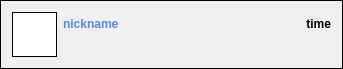
Old version of the form messagewidget.ui in the repository nillerusr/qVK.
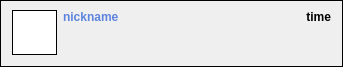
New version of the form. Icons and pictures are not drawn. Custom widgets are drawn as their Qt base class.

Diff of the .ui file:
```diff
--- a/messagewidget.ui
+++ b/messagewidget.ui
@@ -26,6 +26,12 @@
    <enum>QFrame::Box</enum>
   </property>
   <layout class="QHBoxLayout" name="horizontalLayout">
+   <property name="spacing">
+    <number>6</number>
+   </property>
+   <property name="topMargin">
+    <number>9</number>
+   </property>
    <item alignment="Qt::AlignTop">
     <widget class="QLabel" name="photo">
      <property name="minimumSize">
@@ -58,14 +64,32 @@
     </widget>
    </item>
    <item>
-    <layout class="QVBoxLayout" name="verticalLayout_3">
+    <layout class="QVBoxLayout" name="verticalLayout_3" stretch="0,0">
      <property name="spacing">
       <number>0</number>
      </property>
      <item>
       <layout class="QHBoxLayout" name="horizontalLayout_3">
-       <item>
+       <property name="spacing">
+        <number>0</number>
+       </property>
+       <property name="sizeConstraint">
+        <enum>QLayout::SetMinimumSize</enum>
+       </property>
+       <property name="topMargin">
+        <number>0</number>
+       </property>
+       <property name="bottomMargin">
+        <number>0</number>
+       </property>
+       <item alignment="Qt::AlignTop">
         <widget class="QLabel" name="nickname">
+         <property name="sizePolicy">
+          <sizepolicy hsizetype="Preferred" vsizetype="Minimum">
+           <horstretch>0</horstretch>
+           <verstretch>0</verstretch>
+          </sizepolicy>
+         </property>
          <property name="font">
           <font>
            <weight>75</weight>
@@ -75,13 +99,31 @@
          <property name="styleSheet">
           <string notr="true">QLabel{color: rgb(93, 132, 222);}</string>
          </property>
+         <property name="lineWidth">
+          <number>1</number>
+         </property>
          <property name="text">
           <string>nickname</string>
          </property>
+         <property name="textFormat">
+          <enum>Qt::AutoText</enum>
+         </property>
+         <property name="scaledContents">
+          <bool>false</bool>
+         </property>
+         <property name="alignment">
+          <set>Qt::AlignLeading|Qt::AlignLeft|Qt::AlignTop</set>
+         </property>
         </widget>
        </item>
-       <item>
+       <item alignment="Qt::AlignTop">
         <widget class="QLabel" name="datetime">
+         <property name="sizePolicy">
+          <sizepolicy hsizetype="Preferred" vsizetype="Minimum">
+           <horstretch>0</horstretch>
+           <verstretch>0</verstretch>
+          </sizepolicy>
+         </property>
          <property name="font">
           <font>
            <weight>75</weight>
@@ -92,7 +134,10 @@
           <string>time</string>
          </property>
          <property name="alignment">
-          <set>Qt::AlignRight|Qt::AlignTrailing|Qt::AlignVCenter</set>
+          <set>Qt::AlignRight|Qt::AlignTop|Qt::AlignTrailing</set>
+         </property>
+         <property name="indent">
+          <number>-1</number>
          </property>
         </widget>
        </item>
@@ -100,8 +145,27 @@
      </item>
      <item>
       <layout class="QVBoxLayout" name="verticalLayout">
-       <item>
-        <widget class="WLabel" name="message" native="true"/>
+       <property name="spacing">
+        <number>0</number>
+       </property>
+       <property name="topMargin">
+        <number>0</number>
+       </property>
+       <item alignment="Qt::AlignTop">
+        <widget class="WLabel" name="message" native="true">
+         <property name="sizePolicy">
+          <sizepolicy hsizetype="Preferred" vsizetype="Preferred">
+           <horstretch>0</horstretch>
+           <verstretch>0</verstretch>
+          </sizepolicy>
+         </property>
+         <property name="minimumSize">
+          <size>
+           <width>0</width>
+           <height>27</height>
+          </size>
+         </property>
+        </widget>
        </item>
       </layout>
      </item>
```
Left out of the diff: 2 changed lines with no effect on the pictures.
